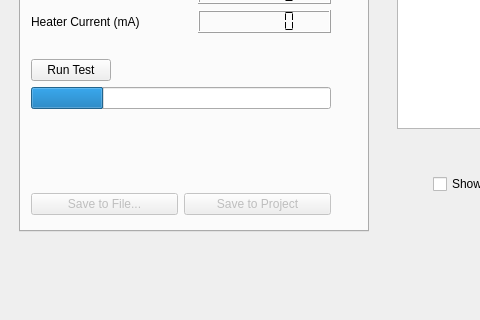
Old version of the form valveworkbench.ui in the repository Lizardboy2390/ValveWorkbench; both pictures show x 0 to 480 and y 457 to 777 of the 997 by 777 pixel window.
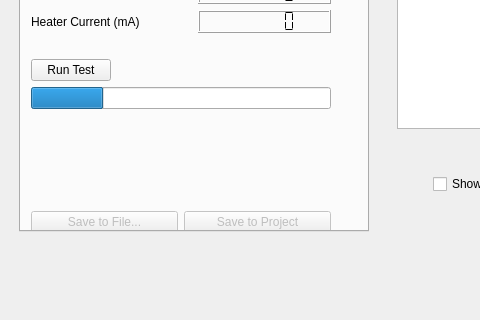
New version of the form.

Diff of the .ui file:
```diff
--- a/valveworkbench.ui
+++ b/valveworkbench.ui
@@ -572,7 +572,7 @@
            <x>10</x>
            <y>10</y>
            <width>300</width>
-           <height>608</height>
+           <height>626</height>
           </rect>
          </property>
          <layout class="QVBoxLayout" name="verticalLayout_6">
```
